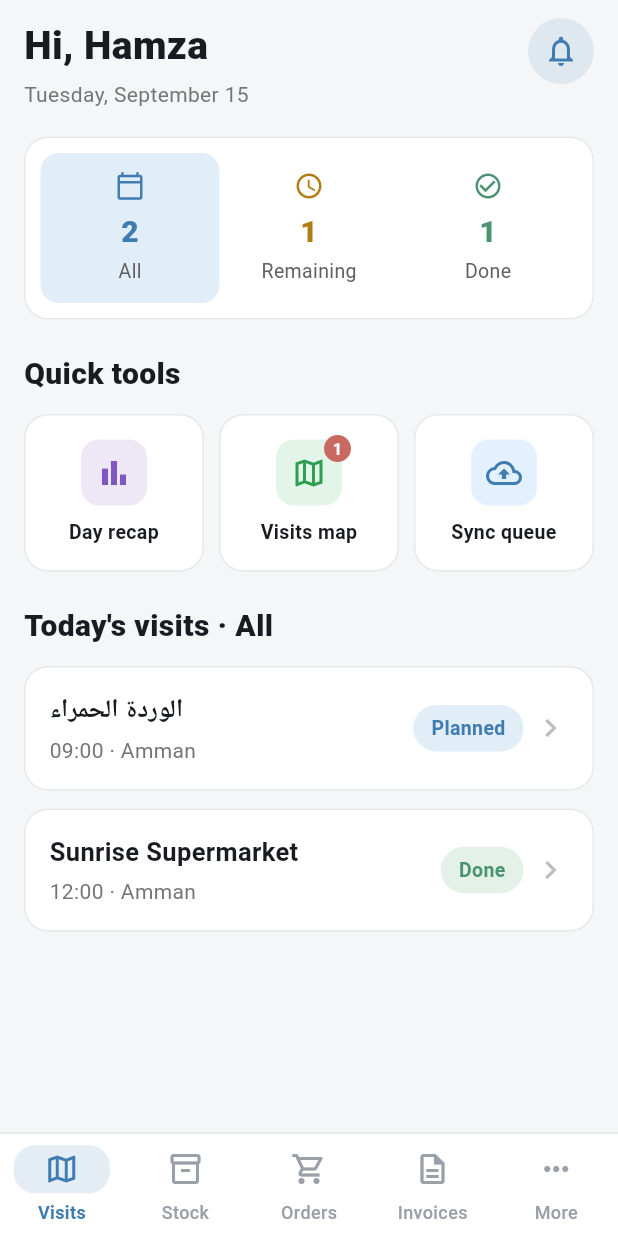
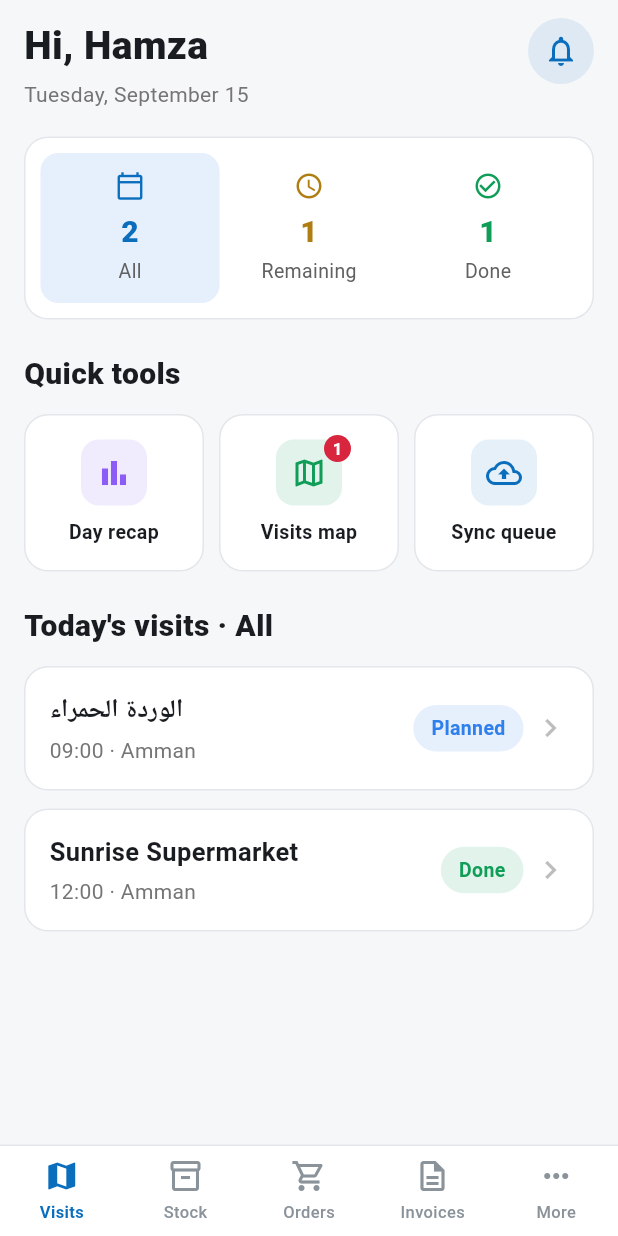
Before and after one commit to hamzatarakhan/sales-app, a Flutter app: the RootShell screen opened directly, on a phone screen of 412 x 824 dp. Run offline on Flutter 3.47's test engine with Material 3 defaults, Android fonts, the phone set to English and light mode, and no system bars.

Commit message:
Adopt distributor-app's design system tokens and components
Applies docs/design-system.html verbatim: exact color tokens (brand
#0A6EBD, tone vocabulary success/warning/danger/info/special with
their tints), status badges remapped onto that vocabulary (planned
-> info, done/invoiced/paid -> success, not-paid -> warning, draft
-> neutral), true-pill buttons, card-colored app bar with a border
instead of a shadow, and bottom-sheet header switched from a drag
handle to the spec's top-right close button.

Also rebuilds the bottom nav as a custom widget so each tab can
carry its own accent (Visits primary, Stock special, Orders
warning, Invoices success, More info) with outline->filled icon
swap on the active tab, since Flutter's stock NavigationBar only
supports one shared indicator color.

Co-Authored-By: Claude Sonnet 5 <noreply@anthropic.com>

```diff
--- a/lib/root_shell.dart
+++ b/lib/root_shell.dart
@@ -28,25 +28,92 @@ class _RootShellState extends State<RootShell> {
   @override
   Widget build(BuildContext context) {
     final isDark = Theme.of(context).brightness == Brightness.dark;
+    final card = isDark ? AppColors.cardDark : AppColors.card;
+    final border = isDark ? AppColors.dividerDark : AppColors.divider;
+
+    // Each tab carries its own accent, per the design system's tab-bar spec.
+    final destinations = [
+      (
+        outline: Icons.map_outlined, filled: Icons.map, label: context.t('nav_visits'),
+        color: AppColors.primary,
+      ),
+      (
+        outline: Icons.inventory_2_outlined, filled: Icons.inventory_2, label: context.t('nav_stock'),
+        color: AppColors.special,
+      ),
+      (
+        outline: Icons.shopping_cart_outlined, filled: Icons.shopping_cart, label: context.t('nav_orders'),
+        color: AppColors.warning,
+      ),
+      (
+        outline: Icons.description_outlined, filled: Icons.description, label: context.t('nav_invoices'),
+        color: AppColors.success,
+      ),
+      (
+        outline: Icons.more_horiz, filled: Icons.more_horiz, label: context.t('nav_more'),
+        color: AppColors.info,
+      ),
+    ];
+
     return Scaffold(
       body: IndexedStack(index: _index, children: _tabs),
       bottomNavigationBar: Container(
-        decoration: BoxDecoration(
-          border: Border(top: BorderSide(color: isDark ? Colors.white.withOpacity(0.08) : AppColors.divider)),
-        ),
-        child: NavigationBar(
-          selectedIndex: _index,
-          onDestinationSelected: (i) => setState(() => _index = i),
-          labelBehavior: NavigationDestinationLabelBehavior.alwaysShow,
-          destinations: [
-            NavigationDestination(icon: const Icon(Icons.map_outlined), label: context.t('nav_visits')),
-            NavigationDestination(icon: const Icon(Icons.inventory_2_outlined), label: context.t('nav_stock')),
-            NavigationDestination(icon: const Icon(Icons.shopping_cart_outlined), label: context.t('nav_orders')),
-            NavigationDestination(icon: const Icon(Icons.description_outlined), label: context.t('nav_invoices')),
-            NavigationDestination(icon: const Icon(Icons.more_horiz), label: context.t('nav_more')),
-          ],
+        decoration: BoxDecoration(color: card, border: Border(top: BorderSide(color: border))),
+        child: SafeArea(
+          top: false,
+          child: SizedBox(
+            height: 60,
+            child: Row(
+              children: [
+                for (int i = 0; i < destinations.length; i++)
+                  Expanded(
+                    child: _TabItem(
+                      icon: i == _index ? destinations[i].filled : destinations[i].outline,
+                      label: destinations[i].label,
+                      color: destinations[i].color,
+                      selected: i == _index,
+                      onTap: () => setState(() => _index = i),
+                    ),
+                  ),
+              ],
+            ),
+          ),
         ),
       ),
     );
   }
 }
+
+class _TabItem extends StatelessWidget {
+  const _TabItem({
+    required this.icon,
+    required this.label,
+    required this.color,
+    required this.selected,
+    required this.onTap,
+  });
+  final IconData icon;
+  final String label;
+  final Color color;
+  final bool selected;
+  final VoidCallback onTap;
+
+  @override
+  Widget build(BuildContext context) {
+    final fg = selected ? color : AppColors.textFaint;
+    return InkWell(
+      onTap: onTap,
+      child: Column(
+        mainAxisAlignment: MainAxisAlignment.center,
+        children: [
+          Icon(icon, color: fg, size: 24),
+          const SizedBox(height: 4),
+          Text(
+            label,
+            style: TextStyle(color: fg, fontSize: 11, fontWeight: selected ? FontWeight.w600 : FontWeight.w500),
+          ),
+        ],
+      ),
+    );
+  }
+}
--- a/lib/screens/invoices/record_payment_screen.dart
+++ b/lib/screens/invoices/record_payment_screen.dart
@@ -90,8 +90,8 @@ class _RecordPaymentScreenState extends State<RecordPaymentScreen> {
             Container(
               width: 64,
               height: 64,
-              decoration: const BoxDecoration(color: AppColors.doneBg, shape: BoxShape.circle),
-              child: const Icon(Icons.check, color: AppColors.doneFg, size: 32),
+              decoration: const BoxDecoration(color: AppColors.successTint, shape: BoxShape.circle),
+              child: const Icon(Icons.check, color: AppColors.success, size: 32),
             ),
             const SizedBox(height: 16),
             Text(context.t('payment_recorded'), style: const TextStyle(fontSize: 20, fontWeight: FontWeight.w800)),
--- a/lib/screens/more/sync_queue_screen.dart
+++ b/lib/screens/more/sync_queue_screen.dart
@@ -18,7 +18,7 @@ class SyncQueueScreen extends StatelessWidget {
               padding: const EdgeInsets.fromLTRB(16, 8, 16, 0),
               child: Align(
                 alignment: Alignment.centerLeft,
-                child: Text(context.t('online'), style: const TextStyle(color: AppColors.doneFg, fontWeight: FontWeight.w700)),
+                child: Text(context.t('online'), style: const TextStyle(color: AppColors.success, fontWeight: FontWeight.w700)),
               ),
             ),
             Expanded(
--- a/lib/screens/orders/new_order_screen.dart
+++ b/lib/screens/orders/new_order_screen.dart
@@ -172,8 +172,8 @@ class _NewOrderScreenState extends State<NewOrderScreen> {
             Container(
               width: 64,
               height: 64,
-              decoration: const BoxDecoration(color: AppColors.doneBg, shape: BoxShape.circle),
-              child: const Icon(Icons.check, color: AppColors.doneFg, size: 32),
+              decoration: const BoxDecoration(color: AppColors.successTint, shape: BoxShape.circle),
+              child: const Icon(Icons.check, color: AppColors.success, size: 32),
             ),
             const SizedBox(height: 16),
             Text(context.t('order_confirmed'), style: const TextStyle(fontSize: 20, fontWeight: FontWeight.w800)),
--- a/lib/screens/visits/check_in_screen.dart
+++ b/lib/screens/visits/check_in_screen.dart
@@ -121,8 +121,8 @@ class _CheckInScreenState extends State<CheckInScreen> {
             Container(
               width: 64,
               height: 64,
-              decoration: BoxDecoration(color: AppColors.doneBg, shape: BoxShape.circle),
-              child: const Icon(Icons.check, color: AppColors.doneFg, size: 32),
+              decoration: BoxDecoration(color: AppColors.successTint, shape: BoxShape.circle),
+              child: const Icon(Icons.check, color: AppColors.success, size: 32),
             ),
             const SizedBox(height: 16),
             Text(context.t('check_in_saved'), style: const TextStyle(fontSize: 20, fontWeight: FontWeight.w800)),
--- a/lib/screens/visits/visit_detail_screen.dart
+++ b/lib/screens/visits/visit_detail_screen.dart
@@ -100,7 +100,7 @@ class VisitDetailScreen extends StatelessWidget {
                   const SizedBox(height: 10),
                   Text(
                     context.t('check_in_unlock'),
-                    style: const TextStyle(color: AppColors.notPaidFg, fontWeight: FontWeight.w600),
+                    style: const TextStyle(color: AppColors.warning, fontWeight: FontWeight.w600),
                   ),
                 ],
                 if (visit.checkedIn && visit.hasMerchPhoto) ...[
--- a/lib/screens/visits/visits_map_screen.dart
+++ b/lib/screens/visits/visits_map_screen.dart
@@ -34,7 +34,7 @@ class _VisitsMapScreenState extends State<VisitsMapScreen> {
                 child: Row(
                   children: [
                     Expanded(child: _Stat(value: '${visits.length}', label: context.t('stops'))),
-                    Expanded(child: _Stat(value: '$done/${visits.length}', label: context.t('status_done'), color: AppColors.doneFg)),
+                    Expanded(child: _Stat(value: '$done/${visits.length}', label: context.t('status_done'), color: AppColors.success)),
                     Expanded(child: _Stat(value: '6.8', label: context.t('km_route'))),
                   ],
                 ),
@@ -182,7 +182,7 @@ class _PinButton extends StatelessWidget {
                 width: 32,
                 height: 32,
                 decoration: BoxDecoration(
-                  color: done ? AppColors.doneFg : AppColors.primary,
+                  color: done ? AppColors.success : AppColors.primary,
                   shape: BoxShape.circle,
                   border: Border.all(color: Colors.white, width: 2),
                 ),
--- a/lib/screens/visits/visits_screen.dart
+++ b/lib/screens/visits/visits_screen.dart
@@ -75,7 +75,7 @@ class _VisitsScreenState extends State<VisitsScreen> {
                 Container(
                   width: 44,
                   height: 44,
-                  decoration: BoxDecoration(color: AppColors.primary.withOpacity(0.12), shape: BoxShape.circle),
+                  decoration: const BoxDecoration(color: AppColors.primaryTint, shape: BoxShape.circle),
                   child: const Icon(Icons.notifications_none, color: AppColors.primary),
                 ),
               ],
@@ -111,7 +111,7 @@ class _VisitsScreenState extends State<VisitsScreen> {
                       value: '$done',
                       label: context.t('filter_done'),
                       selected: _filter == _Filter.done,
-                      color: AppColors.doneFg,
+                      color: AppColors.success,
                       onTap: () => setState(() => _filter = _Filter.done),
                     ),
                   ),
@@ -126,8 +126,8 @@ class _VisitsScreenState extends State<VisitsScreen> {
                 Expanded(
                   child: _QuickTool(
                     icon: Icons.bar_chart,
-                    iconBg: const Color(0xFFEDE7F6),
-                    iconColor: const Color(0xFF7E57C2),
+                    iconBg: AppColors.specialTint,
+                    iconColor: AppColors.special,
                     label: context.t('day_recap'),
                     onTap: () => Navigator.push(context, MaterialPageRoute(builder: (_) => const DayRecapScreen())),
                   ),
@@ -136,8 +136,8 @@ class _VisitsScreenState extends State<VisitsScreen> {
                 Expanded(
                   child: _QuickTool(
                     icon: Icons.map_outlined,
-                    iconBg: const Color(0xFFE3F5E8),
-                    iconColor: const Color(0xFF2E9E52),
+                    iconBg: AppColors.successTint,
+                    iconColor: AppColors.success,
                     label: context.t('visits_map'),
                     badge: remaining > 0 ? '$remaining' : null,
                     onTap: () => Navigator.push(context, MaterialPageRoute(builder: (_) => const VisitsMapScreen())),
@@ -147,7 +147,7 @@ class _VisitsScreenState extends State<VisitsScreen> {
                 Expanded(
                   child: _QuickTool(
                     icon: Icons.cloud_upload_outlined,
-                    iconBg: const Color(0xFFE3F0FD),
+                    iconBg: AppColors.primaryTint,
                     iconColor: AppColors.primary,
                     label: context.t('sync_queue'),
                     onTap: () => Navigator.push(context, MaterialPageRoute(builder: (_) => const SyncQueueScreen())),
@@ -193,7 +193,7 @@ class _StatTile extends StatelessWidget {
       child: Container(
         padding: const EdgeInsets.symmetric(vertical: 12),
         decoration: BoxDecoration(
-          color: selected ? AppColors.planBg : Colors.transparent,
+          color: selected ? AppColors.infoTint : Colors.transparent,
           borderRadius: BorderRadius.circular(12),
         ),
         child: Column(
--- a/lib/theme.dart
+++ b/lib/theme.dart
@@ -1,30 +1,56 @@
 import 'package:flutter/material.dart';
 
+/// Tokens copied verbatim from distributor-app's design-system.html —
+/// same family, same app. Light values are the ones actually used as
+/// constants app-wide (the app defaults to light theme); buildTheme()
+/// additionally swaps in the dark-tuned background/card/border/text
+/// tokens for dark mode.
 class AppColors {
-  static const primary = Color(0xFF3E7CB1);
+  // Brand
+  static const primary = Color(0xFF0A6EBD);
+  static const primaryTint = Color(0x1A0A6EBD);
+  static const primaryBorder = Color(0x380A6EBD);
+  static const onPrimary = Color(0xFFFFFFFF);
+
+  // Light surfaces
+  static const bg = Color(0xFFF6F7F9);
+  static const card = Color(0xFFFFFFFF);
+  static const cardAlt = Color(0xFFF1F3F5);
+  static const divider = Color(0xFFE3E6EA);
+  static const text = Color(0xFF11181C);
+  static const textMuted = Color(0xFF5B636B);
+  static const textFaint = Color(0xFF8A929A);
+
+  // Dark surfaces
+  static const bgDark = Color(0xFF0E1113);
+  static const cardDark = Color(0xFF181C1F);
+  static const cardAltDark = Color(0xFF20262A);
+  static const dividerDark = Color(0xFF2A3136);
+
+  // Tone vocabulary — success/warning/danger/info/special, each with a tint
+  static const success = Color(0xFF0F9D58);
+  static const successTint = Color(0x1F0F9D58);
+  static const warning = Color(0xFFE8A100);
+  static const warningTint = Color(0x24E8A100);
+  static const danger = Color(0xFFD7263D);
+  static const dangerTint = Color(0x1FD7263D);
+  static const info = Color(0xFF2F80ED);
+  static const infoTint = Color(0x1F2F80ED);
+  static const special = Color(0xFF8B5CF6);
+  static const specialTint = Color(0x1F8B5CF6);
+
+  static const overlay = Color(0x73000000);
+
+  // Kept for source clarity where a status badge's tone is picked by name
+  // (see StatusBadge factories in widgets/common.dart) rather than tone.
   static const primarySoft = Color(0xFFA9C7E0);
-  static const bg = Color(0xFFF5F6F8);
-  static const bgDark = Color(0xFF1C1E22);
-  static const card = Colors.white;
-  static const cardDark = Color(0xFF26292E);
-
-  static const planBg = Color(0xFFE1EDF7);
-  static const planFg = Color(0xFF3E7CB1);
-  static const doneBg = Color(0xFFE3F1E8);
-  static const doneFg = Color(0xFF4C9271);
-  static const notPaidBg = Color(0xFFFBF0DC);
-  static const notPaidFg = Color(0xFFB68A4A);
-  static const draftBg = Color(0xFFEAEBED);
-  static const draftFg = Color(0xFF767A82);
-  static const danger = Color(0xFFC96A62);
-
-  static const divider = Color(0xFFE7E8EB);
 }
 
 ThemeData buildTheme(Brightness brightness) {
   final isDark = brightness == Brightness.dark;
   final bg = isDark ? AppColors.bgDark : AppColors.bg;
   final card = isDark ? AppColors.cardDark : AppColors.card;
+  final border = isDark ? AppColors.dividerDark : AppColors.divider;
   return ThemeData(
     useMaterial3: true,
     brightness: brightness,
@@ -41,7 +67,7 @@ ThemeData buildTheme(Brightness brightness) {
       margin: EdgeInsets.zero,
     ),
     appBarTheme: AppBarTheme(
-      backgroundColor: bg,
+      backgroundColor: card,
       surfaceTintColor: Colors.transparent,
       elevation: 0,
       centerTitle: true,
@@ -51,6 +77,7 @@ ThemeData buildTheme(Brightness brightness) {
         fontWeight: FontWeight.w700,
         color: isDark ? Colors.white : Colors.black,
       ),
+      shape: Border(bottom: BorderSide(color: border)),
     ),
     inputDecorationTheme: InputDecorationTheme(
       filled: true,
@@ -58,11 +85,11 @@ ThemeData buildTheme(Brightness brightness) {
       contentPadding: const EdgeInsets.symmetric(horizontal: 16, vertical: 14),
       border: OutlineInputBorder(
         borderRadius: BorderRadius.circular(14),
-        borderSide: BorderSide(color: isDark ? Colors.white.withOpacity(0.08) : AppColors.divider),
+        borderSide: BorderSide(color: border),
       ),
       enabledBorder: OutlineInputBorder(
         borderRadius: BorderRadius.circular(14),
-        borderSide: BorderSide(color: isDark ? Colors.white.withOpacity(0.08) : AppColors.divider),
+        borderSide: BorderSide(color: border),
       ),
       focusedBorder: OutlineInputBorder(
         borderRadius: BorderRadius.circular(14),
@@ -72,12 +99,13 @@ ThemeData buildTheme(Brightness brightness) {
     elevatedButtonTheme: ElevatedButtonThemeData(
       style: ElevatedButton.styleFrom(
         backgroundColor: AppColors.primary,
-        foregroundColor: Colors.white,
+        foregroundColor: AppColors.onPrimary,
         disabledBackgroundColor: AppColors.primarySoft,
-        disabledForegroundColor: Colors.white,
+        disabledForegroundColor: AppColors.onPrimary,
         minimumSize: const Size.fromHeight(52),
-        shape: RoundedRectangleBorder(borderRadius: BorderRadius.circular(30)),
-        textStyle: const TextStyle(fontSize: 16, fontWeight: FontWeight.w700),
+        padding: const EdgeInsets.symmetric(horizontal: 24, vertical: 14),
+        shape: RoundedRectangleBorder(borderRadius: BorderRadius.circular(999)),
+        textStyle: const TextStyle(fontSize: 15, fontWeight: FontWeight.w600),
         elevation: 0,
       ),
     ),
@@ -85,36 +113,13 @@ ThemeData buildTheme(Brightness brightness) {
       style: OutlinedButton.styleFrom(
         foregroundColor: AppColors.primary,
         minimumSize: const Size.fromHeight(52),
-        side: BorderSide(color: isDark ? Colors.white.withOpacity(0.08) : AppColors.divider),
-        shape: RoundedRectangleBorder(borderRadius: BorderRadius.circular(30)),
-        textStyle: const TextStyle(fontSize: 15, fontWeight: FontWeight.w700),
+        padding: const EdgeInsets.symmetric(horizontal: 24, vertical: 14),
+        side: BorderSide(color: border),
+        shape: RoundedRectangleBorder(borderRadius: BorderRadius.circular(999)),
+        textStyle: const TextStyle(fontSize: 15, fontWeight: FontWeight.w600),
       ),
     ),
-    navigationBarTheme: NavigationBarThemeData(
-      backgroundColor: card,
-      surfaceTintColor: Colors.transparent,
-      shadowColor: Colors.transparent,
-      elevation: 0,
-      height: 68,
-      indicatorColor: AppColors.primary.withOpacity(isDark ? 0.22 : 0.14),
-      indicatorShape: RoundedRectangleBorder(borderRadius: BorderRadius.circular(14)),
-      labelTextStyle: WidgetStateProperty.resolveWith((states) {
-        final selected = states.contains(WidgetState.selected);
-        return TextStyle(
-          fontSize: 12,
-          fontWeight: selected ? FontWeight.w600 : FontWeight.w500,
-          color: selected ? AppColors.primary : (isDark ? Colors.white60 : const Color(0xFF9AA0A8)),
-        );
-      }),
-      iconTheme: WidgetStateProperty.resolveWith((states) {
-        final selected = states.contains(WidgetState.selected);
-        return IconThemeData(
-          size: 24,
-          color: selected ? AppColors.primary : (isDark ? Colors.white60 : const Color(0xFF9AA0A8)),
-        );
-      }),
-    ),
-    dividerColor: isDark ? Colors.white.withOpacity(0.08) : AppColors.divider,
+    dividerColor: border,
   );
 }
 
@@ -123,11 +128,11 @@ BoxDecoration cardDecoration(BuildContext context, {Color? color}) {
   return BoxDecoration(
     color: color ?? (isDark ? AppColors.cardDark : AppColors.card),
     borderRadius: BorderRadius.circular(16),
-    border: Border.all(color: isDark ? Colors.white.withOpacity(0.08) : AppColors.divider),
+    border: Border.all(color: isDark ? AppColors.dividerDark : AppColors.divider),
   );
 }
 
 Border softBorder(BuildContext context) {
   final isDark = Theme.of(context).brightness == Brightness.dark;
-  return Border.all(color: isDark ? Colors.white.withOpacity(0.08) : AppColors.divider);
+  return Border.all(color: isDark ? AppColors.dividerDark : AppColors.divider);
 }
--- a/lib/widgets/common.dart
+++ b/lib/widgets/common.dart
@@ -66,17 +66,17 @@ class StatusBadge extends StatelessWidget {
   final Color fg;
 
   factory StatusBadge.planned(BuildContext context) =>
-      StatusBadge(text: context.t('status_planned'), bg: AppColors.planBg, fg: AppColors.planFg);
+      StatusBadge(text: context.t('status_planned'), bg: AppColors.infoTint, fg: AppColors.info);
   factory StatusBadge.done(BuildContext context) =>
-      StatusBadge(text: context.t('status_done'), bg: AppColors.doneBg, fg: AppColors.doneFg);
+      StatusBadge(text: context.t('status_done'), bg: AppColors.successTint, fg: AppColors.success);
   factory StatusBadge.invoiced(BuildContext context) =>
-      StatusBadge(text: context.t('status_invoiced'), bg: AppColors.doneBg, fg: AppColors.doneFg);
+      StatusBadge(text: context.t('status_invoiced'), bg: AppColors.successTint, fg: AppColors.success);
   factory StatusBadge.draft(BuildContext context) =>
-      StatusBadge(text: context.t('status_draft'), bg: AppColors.draftBg, fg: AppColors.draftFg);
+      StatusBadge(text: context.t('status_draft'), bg: AppColors.cardAlt, fg: AppColors.textMuted);
   factory StatusBadge.notPaid(BuildContext context) =>
-      StatusBadge(text: context.t('status_not_paid'), bg: AppColors.notPaidBg, fg: AppColors.notPaidFg);
+      StatusBadge(text: context.t('status_not_paid'), bg: AppColors.warningTint, fg: AppColors.warning);
   factory StatusBadge.paid(BuildContext context) =>
-      StatusBadge(text: context.t('status_paid'), bg: AppColors.doneBg, fg: AppColors.doneFg);
+      StatusBadge(text: context.t('status_paid'), bg: AppColors.successTint, fg: AppColors.success);
 
   @override
   Widget build(BuildContext context) {
@@ -157,14 +157,16 @@ class AppChip extends StatelessWidget {
   }
 }
 
-/// Shows a bottom sheet with the app's standard chrome: a drag handle,
-/// no Material drop shadow (soft border instead), and automatic padding
-/// for the keyboard and the bottom safe area.
+/// Shows a bottom sheet with the app's standard chrome: a top-right ✕
+/// close button (the design system's Sheet component), no Material drop
+/// shadow (soft border instead), and automatic padding for the keyboard
+/// and the bottom safe area.
 Future<T?> showAppBottomSheet<T>(
   BuildContext context, {
   required WidgetBuilder builder,
   bool isDismissible = true,
   bool isScrollControlled = false,
+  bool showCloseButton = true,
 }) {
   final isDark = Theme.of(context).brightness == Brightness.dark;
   return showModalBottomSheet<T>(
@@ -174,23 +176,28 @@ Future<T?> showAppBottomSheet<T>(
     backgroundColor: isDark ? AppColors.cardDark : AppColors.card,
     elevation: 0,
     shape: RoundedRectangleBorder(
-      borderRadius: const BorderRadius.vertical(top: Radius.circular(24)),
-      side: BorderSide(color: isDark ? Colors.white.withOpacity(0.08) : AppColors.divider),
+      borderRadius: const BorderRadius.vertical(top: Radius.circular(18)),
+      side: BorderSide(color: isDark ? AppColors.dividerDark : AppColors.divider),
     ),
     builder: (ctx) => Padding(
       padding: EdgeInsets.only(bottom: MediaQuery.of(ctx).viewInsets.bottom),
       child: Column(
         mainAxisSize: MainAxisSize.min,
         children: [
-          const SizedBox(height: 10),
-          Container(
-            width: 36,
-            height: 4,
-            decoration: BoxDecoration(
-              color: isDark ? Colors.white24 : Colors.black12,
-              borderRadius: BorderRadius.circular(2),
-            ),
-          ),
+          if (showCloseButton)
+            Padding(
+              padding: const EdgeInsets.fromLTRB(8, 8, 8, 0),
+              child: Align(
+                alignment: Alignment.centerRight,
+                child: IconButton(
+                  icon: Icon(Icons.close, color: isDark ? AppColors.textFaint : AppColors.textFaint, size: 20),
+                  onPressed: () => Navigator.of(ctx).pop(),
+                  visualDensity: VisualDensity.compact,
+                ),
+              ),
+            )
+          else
+            const SizedBox(height: 8),
           Flexible(child: builder(ctx)),
         ],
       ),
```
Also changed, not shown: lib/screens/more/more_screen.dart (+15 -15 lines).
